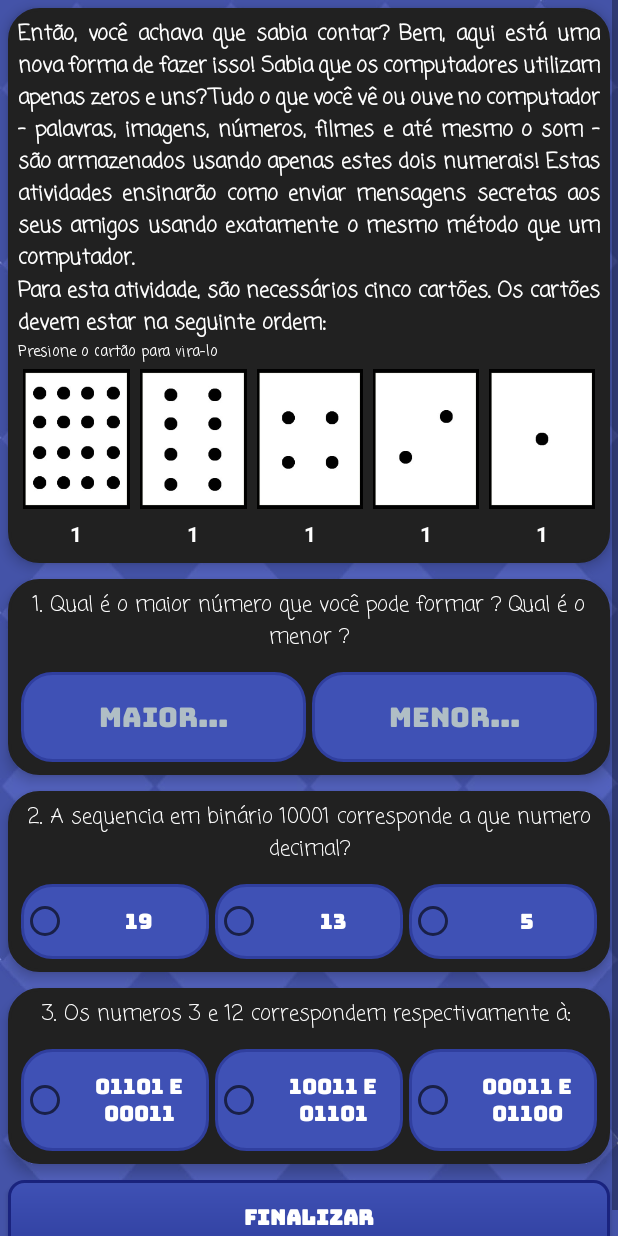
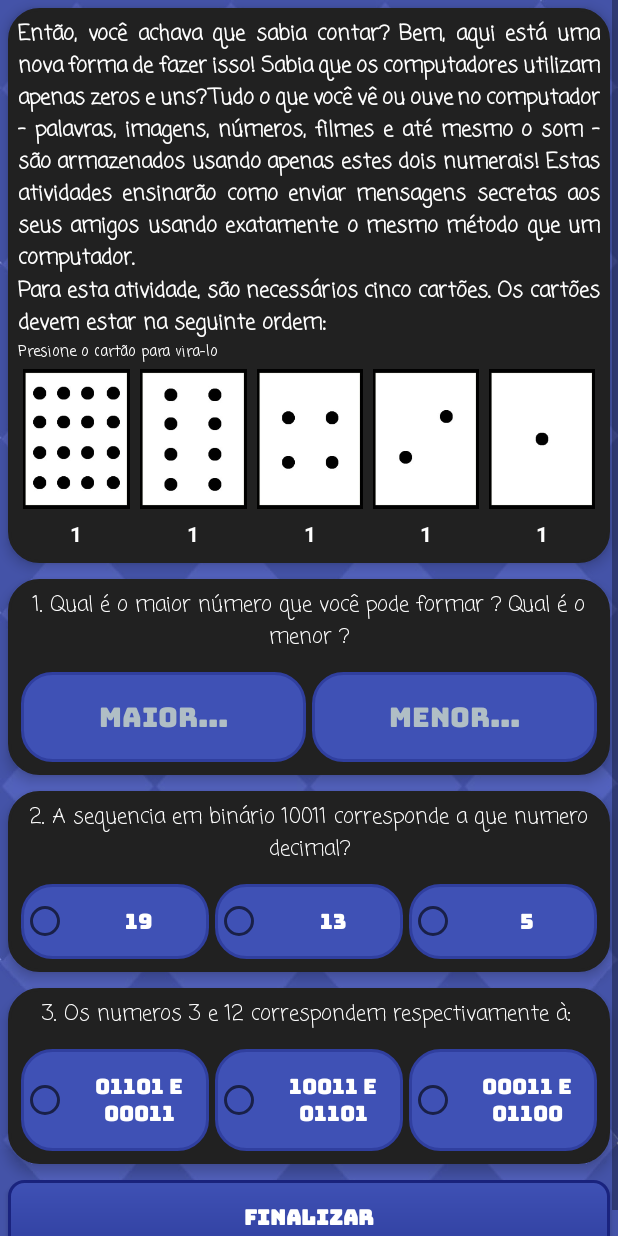
Before and after one commit to barbosamaatheus/PluggedComputing, an Android app: the fragment NumerosBinariosFragment placed in its activity, on a phone screen of 412 x 824 dp. Run offline under Robolectric (Android 15) with nearby library versions, the phone set to English and light mode, and no system bars; 1 statement that could not run was skipped.

Commit message:
Correção da segunda questão da tela de Nmeros binarios

```diff
--- a/app/src/main/res/layout/fragment_numeros_binarios.xml
+++ b/app/src/main/res/layout/fragment_numeros_binarios.xml
@@ -239,7 +239,7 @@
                 android:focusable="true"
                 android:focusableInTouchMode="true"
                 android:fontFamily="casual"
-                android:text="2. A sequencia em binário 10001 corresponde a que numero decimal?"
+                android:text="2. A sequencia em binário 10011 corresponde a que numero decimal?"
                 android:textAlignment="center"
                 android:textColor="@color/textColorPrimary" />
 
```
